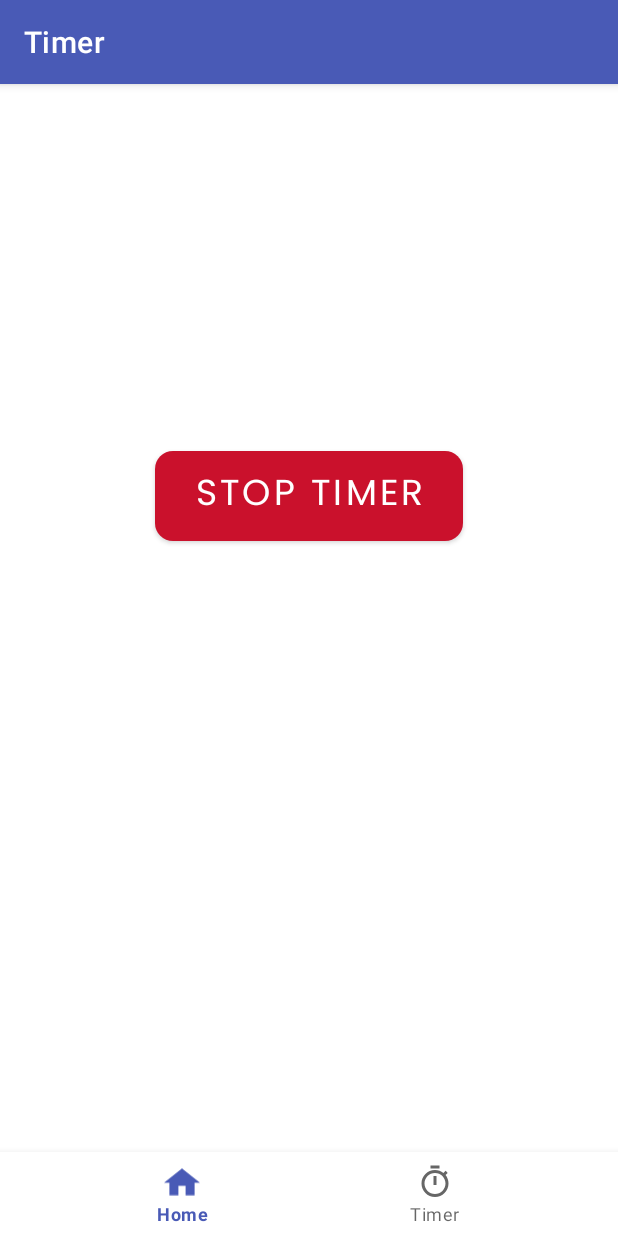
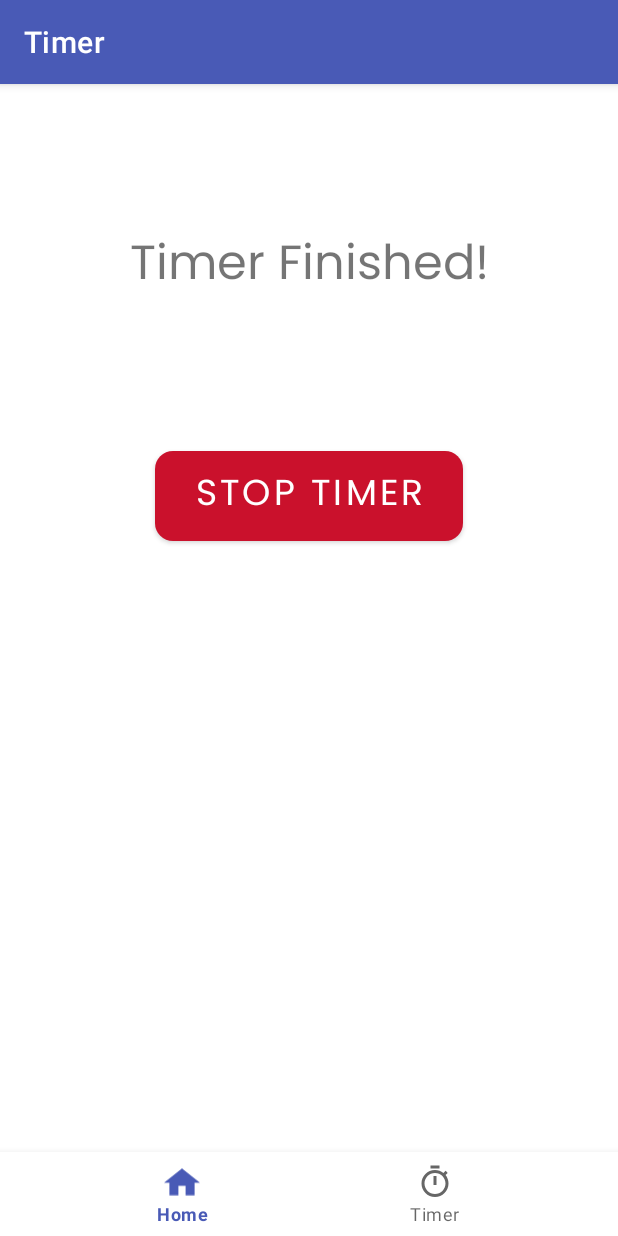
Before and after one commit to aklambert/Wellness-Journal, an Android app: the TimerFragment screen opened through its navigation route, after a tap on "START TIMER", on a phone screen of 412 x 824 dp. Run offline under Robolectric (Android 15) with nearby library versions, the phone set to English and light mode, and no system bars; our stand-ins replace navigation-ui.

Commit message:
#11, Countdown timer sets countdown based on user input

```diff
--- a/app/src/main/java/com/example/wellnessjournal/ui/timer/TimerFragment.kt
+++ b/app/src/main/java/com/example/wellnessjournal/ui/timer/TimerFragment.kt
@@ -3,6 +3,7 @@ package com.example.wellnessjournal.ui.timer
 import android.content.Context
 import android.content.SharedPreferences
 import android.os.Bundle
+import android.os.CountDownTimer
 import android.view.LayoutInflater
 import android.view.View
 import android.view.ViewGroup
@@ -22,6 +23,7 @@ class TimerFragment : Fragment() {
     // This property is only valid between onCreateView and
     // onDestroyView.
     private val binding get() = _binding!!
+    private lateinit var timer: CountDownTimer
 
     override fun onCreateView(
         inflater: LayoutInflater,
@@ -40,12 +42,11 @@ class TimerFragment : Fragment() {
 
         val btnTimer: Button = root.findViewById(R.id.btn_timer)
 
+
         // Start a timer when the START TIMER button is clicked
         btnTimer.setOnClickListener{
-            timer(root, btnTimer)
+            toggleTimer(root, btnTimer)
         }
-
-
 
         return root
     }
@@ -53,16 +54,63 @@ class TimerFragment : Fragment() {
     /**
      * Starts or stops the timer, depending on if the timer is running or not
      */
-    fun timer(root: View, timer_btn: Button) {
+    fun toggleTimer(root: View, timer_btn: Button) {
         // Get view items
-        val editTxtHours: EditText = root.findViewById(R.id.input_hours)
-        val editTxtMinutes: EditText = root.findViewById(R.id.input_minutes)
+        val editTextHours: EditText = root.findViewById(R.id.input_hours)
+        val editTextMinutes: EditText = root.findViewById(R.id.input_minutes)
         val editTextSeconds: EditText = root.findViewById(R.id.input_seconds)
+
         val colon1: TextView = root.findViewById(R.id.colon1)
         val colon2: TextView = root.findViewById(R.id.colon2)
+        val timerProgressView: TextView = root.findViewById(R.id.timer_progress_view)
 
-        val hours: String = editTxtHours.toString()
-        val minutes: String = editTxtMinutes.toString()
+        // Default timer values set to 0 hours, 0 minutes, 0 seconds
+        var msHrs: Long = 0
+        var msMin: Long = 0
+        var msSec: Long = 0
+
+        if (editTextHours.text.toString() !== "") {
+
+            val hrsLong: Long? = editTextHours.text.toString().toLongOrNull()
+            if (hrsLong != null) {
+                msHrs = hrsLong * 3600000
+            }
+        }
+
+        if (editTextMinutes.text.toString() !== "") {
+            val minLong: Long? = editTextMinutes.text.toString().toLongOrNull()
+            if (minLong != null) {
+                msMin = minLong * 60000
+            }
+        }
+        if (editTextSeconds.text.toString() !== "") {
+            val secLong: Long? = editTextMinutes.text.toString().toLongOrNull()
+            if (secLong != null) {
+                msSec = secLong * 1000
+            }
+        }
+
+        // Convert input time to one value in milliseconds for countdown timer
+        val msTotal: Long = msHrs + msMin + msSec
+
+        // Initialize countdown timer
+        timer = object : CountDownTimer(msTotal, 1) {
+            override fun onTick(millisUntilFinished: Long) {
+                val hrs: Long = millisUntilFinished / 3600000
+                val timeNoHrs: Long = millisUntilFinished - (hrs * 3600000)
+                val mins: Long = timeNoHrs / 60000
+                val timeNoHrsNoMins: Long = timeNoHrs - (mins * 60000)
+                val seconds: Long = timeNoHrsNoMins / 1000
+
+                val progress: String = hrs.toString() + " : " + mins.toString() +
+                        " : " + seconds.toString()
+                timerProgressView.text = progress
+            }
+
+            override fun onFinish() {
+                timerProgressView.text = "Timer Finished!"
+            }
+        }
 
         // Check shared preferences to see if timer is currently running
         val prefs = this.requireActivity().getSharedPreferences("pref", Context.MODE_PRIVATE)
@@ -71,17 +119,22 @@ class TimerFragment : Fragment() {
         if (prefs.contains("timer_running") && prefs.getBoolean("timer_running", true)) {
 
             // Show the input items when the timer is stopped
-            editTxtHours.visibility = View.VISIBLE
-            editTxtMinutes.visibility = View.VISIBLE
+            editTextHours.visibility = View.VISIBLE
+            editTextMinutes.visibility = View.VISIBLE
             editTextSeconds.visibility = View.VISIBLE
             colon1.visibility = View.VISIBLE
             colon2.visibility = View.VISIBLE
 
-            // Show the button as a START TIMER button
+            // Show the button as a START TIMER button and hide the time remaining
             timer_btn.text = getString(R.string.start_timer)
             timer_btn.text = getString(R.string.start_timer)
             context?.let { ContextCompat.getColor(it, R.color.primary_color) }
                 ?.let { timer_btn.setBackgroundColor(it) }
+
+            timerProgressView.visibility = View.GONE
+            if (timer !== null) {
+                timer.cancel()
+            }
 
             // Set shared preference setting to tell that the timer has been set and is running
             val prefsEditor: SharedPreferences.Editor = prefs.edit()
@@ -93,8 +146,8 @@ class TimerFragment : Fragment() {
         else {
 
             // Do not show the input items when the timer is running
-            editTxtHours.visibility = View.GONE
-            editTxtMinutes.visibility = View.GONE
+            editTextHours.visibility = View.GONE
+            editTextMinutes.visibility = View.GONE
             editTextSeconds.visibility = View.GONE
             colon1.visibility = View.GONE
             colon2.visibility = View.GONE
@@ -103,6 +156,14 @@ class TimerFragment : Fragment() {
             timer_btn.text = getString(R.string.stop_timer)
             context?.let { ContextCompat.getColor(it, R.color.danger) }
                 ?.let { timer_btn.setBackgroundColor(it) }
+
+            // Start the timer
+
+            timer.start()
+
+            // Show time remaining
+            timerProgressView.visibility = View.VISIBLE
+
 
             // Set shared preference setting to tell that the timer has been set and is running
             val prefsEditor: SharedPreferences.Editor = prefs.edit()
--- a/app/src/main/res/layout/fragment_timer.xml
+++ b/app/src/main/res/layout/fragment_timer.xml
@@ -24,6 +24,7 @@
             android:inputType="number"
             android:textColorHint="@color/material_dynamic_neutral40"
             android:textCursorDrawable="@null"
+            android:visibility="visible"
             app:layout_constraintBottom_toBottomOf="parent"
             app:layout_constraintEnd_toEndOf="parent"
             app:layout_constraintHorizontal_bias="0.945"
@@ -37,6 +38,7 @@
             android:layout_width="11dp"
             android:layout_height="63dp"
             android:text="@string/colon"
+            android:visibility="visible"
             app:layout_constraintBottom_toBottomOf="parent"
             app:layout_constraintEnd_toStartOf="@+id/input_seconds"
             app:layout_constraintHorizontal_bias="0.466"
@@ -57,6 +59,7 @@
             android:inputType="number"
             android:textColorHint="@color/material_dynamic_neutral40"
             android:textCursorDrawable="@null"
+            android:visibility="visible"
             app:layout_constraintBottom_toBottomOf="parent"
             app:layout_constraintEnd_toEndOf="parent"
             app:layout_constraintStart_toStartOf="parent"
@@ -69,6 +72,7 @@
             android:layout_width="11dp"
             android:layout_height="63dp"
             android:text="@string/colon"
+            android:visibility="visible"
             app:layout_constraintBottom_toBottomOf="parent"
             app:layout_constraintEnd_toStartOf="@+id/input_minutes"
             app:layout_constraintHorizontal_bias="0.523"
@@ -89,6 +93,7 @@
             android:inputType="number"
             android:textColorHint="@color/material_dynamic_neutral40"
             android:textCursorDrawable="@null"
+            android:visibility="visible"
             app:layout_constraintBottom_toBottomOf="parent"
             app:layout_constraintEnd_toEndOf="parent"
             app:layout_constraintHorizontal_bias="0.052"
@@ -108,7 +113,21 @@
             app:layout_constraintEnd_toEndOf="parent"
             app:layout_constraintStart_toStartOf="parent"
             app:layout_constraintTop_toBottomOf="@+id/input_minutes"
+            app:layout_constraintVertical_bias="1.0"
             tools:ignore="TextSizeCheck" />
+
+        <TextView
+            android:id="@+id/timer_progress_view"
+            style="@style/style_header2"
+            android:layout_width="337dp"
+            android:layout_height="103dp"
+            android:gravity="center"
+            android:visibility="gone"
+            app:layout_constraintBottom_toTopOf="@+id/btn_timer"
+            app:layout_constraintEnd_toEndOf="parent"
+            app:layout_constraintStart_toStartOf="parent"
+            app:layout_constraintTop_toTopOf="parent"
+            app:layout_constraintVertical_bias="0.525" />
 
 
     </androidx.constraintlayout.widget.ConstraintLayout>
```
